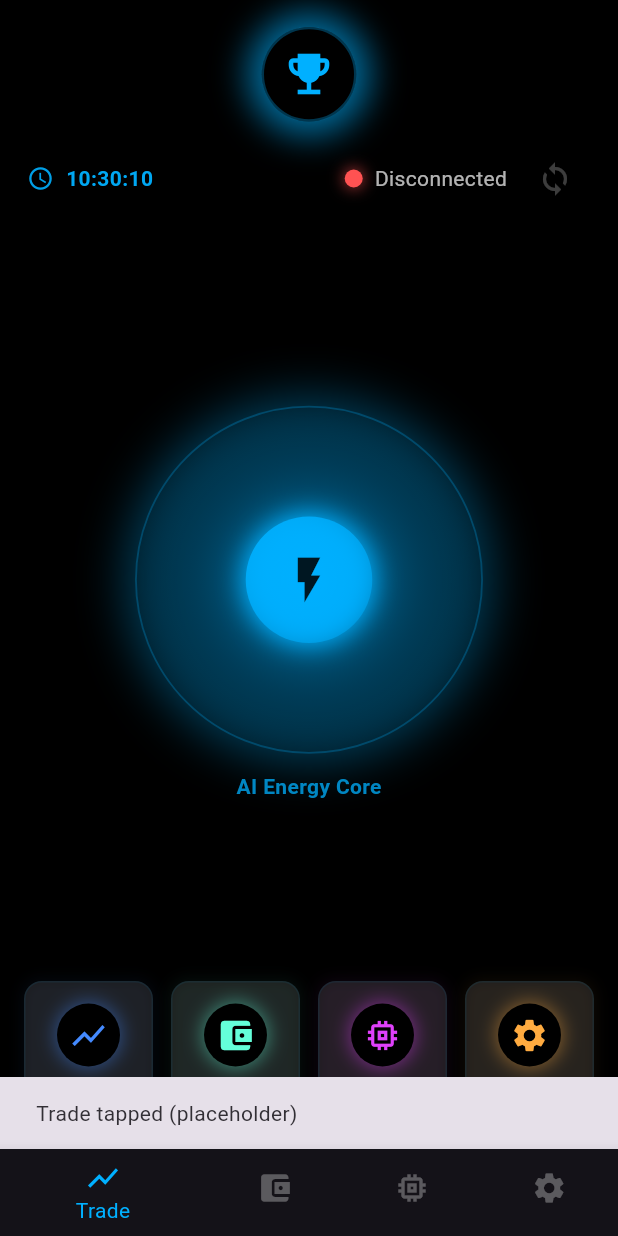
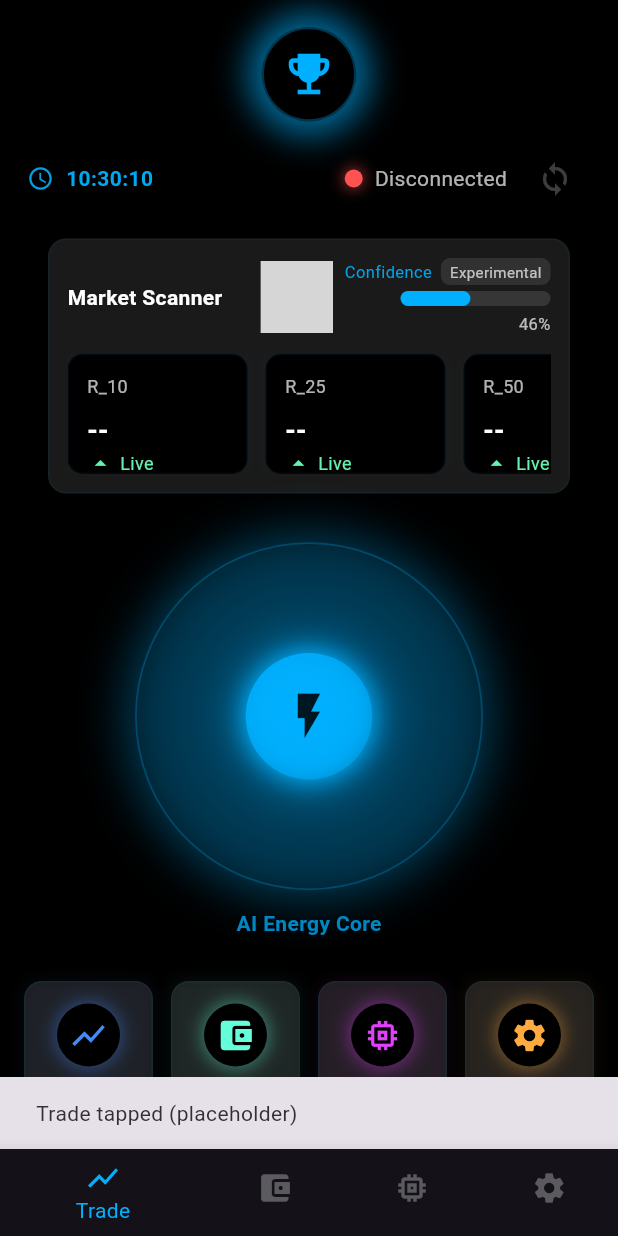
Before and after one commit to bossjayden23-del/reign-trade-ai, a Flutter app: the screen it shows after launch, after a tap on the "sync" icon, on a phone screen of 412 x 824 dp. Run offline on Flutter 3.47's test engine with Material 3 defaults, Android fonts, the phone set to English and light mode, and no system bars; network calls fail; statements that could not run were skipped; grey boxes are pictures that could not be loaded.

Commit message:
feat(app): add Deriv market scanner service, models, provider, and UI widgets (real-time ticks, reconnection, confidence meter)

```diff
--- a/app/lib/main.dart
+++ b/app/lib/main.dart
@@ -1,6 +1,8 @@
 import 'package:flutter/material.dart';
+import 'package:provider/provider.dart';
 import 'screens/home_screen.dart';
 import 'themes.dart';
+import 'providers/market_provider.dart';
 
 void main() {
   runApp(const ReignTradeApp());
@@ -11,11 +13,14 @@ class ReignTradeApp extends StatelessWidget {
 
   @override
   Widget build(BuildContext context) {
-    return MaterialApp(
-      title: 'REIGN OS V1',
-      theme: AppTheme.theme,
-      home: const HomeScreen(),
-      debugShowCheckedModeBanner: false,
+    return ChangeNotifierProvider<MarketProvider>(
+      create: (_) => MarketProvider()..init(),
+      child: MaterialApp(
+        title: 'REIGN OS V1',
+        theme: AppTheme.theme,
+        home: const HomeScreen(),
+        debugShowCheckedModeBanner: false,
+      ),
     );
   }
 }
--- /dev/null
+++ b/app/lib/models/tick.dart
@@ -0,0 +1,15 @@
+class Tick {
+  final String symbol;
+  final double price;
+  final int epoch;
+
+  Tick({required this.symbol, required this.price, required this.epoch});
+
+  factory Tick.fromMap(Map<String, dynamic> map) {
+    final symbol = map['symbol'] as String? ?? '';
+    final quote = map['quote'] as String? ?? '';
+    final price = double.tryParse(quote) ?? 0.0;
+    final epoch = map['epoch'] as int? ?? 0;
+    return Tick(symbol: symbol, price: price, epoch: epoch);
+  }
+}
--- /dev/null
+++ b/app/lib/providers/market_provider.dart
@@ -0,0 +1,52 @@
+import 'dart:developer';
+import 'dart:math';
+
+import 'package:flutter/material.dart';
+
+import '../models/tick.dart';
+import '../services/deriv_ws_service.dart';
+
+class MarketProvider extends ChangeNotifier {
+  final List<String> _symbols = ['R_10', 'R_25', 'R_50', 'R_75', 'R_100'];
+  final Map<String, Tick> _ticks = {};
+  DerivWebSocketService? _service;
+  DerivConnectionState _state = DerivConnectionState.offline;
+  double _confidence = 0.42; // placeholder
+
+  List<String> get symbols => List.unmodifiable(_symbols);
+  Map<String, Tick> get ticks => Map.unmodifiable(_ticks);
+  DerivConnectionState get state => _state;
+  double get confidence => _confidence;
+
+  void init() {
+    _service = DerivWebSocketService(symbols: _symbols, onTick: _handleTick, onStateChange: _handleState);
+    _service!.start();
+    // small periodic update to adjust experimental confidence (placeholder)
+    Future.doWhile(() async {
+      await Future.delayed(const Duration(seconds: 5));
+      _confidence = (0.4 + Random().nextDouble() * 0.6);
+      notifyListeners();
+      return true;
+    });
+  }
+
+  void disposeService() {
+    _service?.stop();
+    _service = null;
+  }
+
+  void _handleTick(Map<String, dynamic> tickMap) {
+    try {
+      final tick = Tick.fromMap(tickMap);
+      _ticks[tick.symbol] = tick;
+      notifyListeners();
+    } catch (e, st) {
+      log('Tick handling error: $e', error: e, stackTrace: st);
+    }
+  }
+
+  void _handleState(DerivConnectionState s) {
+    _state = s;
+    notifyListeners();
+  }
+}
--- a/app/lib/screens/home_screen.dart
+++ b/app/lib/screens/home_screen.dart
@@ -1,8 +1,10 @@
 import 'package:flutter/material.dart';
+
 import '../widgets/crown_logo.dart';
 import '../widgets/energy_core.dart';
 import '../widgets/status_bar.dart';
 import '../widgets/nav_card.dart';
+import '../widgets/market_panel.dart';
 
 class HomeScreen extends StatefulWidget {
   const HomeScreen({super.key});
@@ -53,7 +55,12 @@ class _HomeScreenState extends State<HomeScreen> with TickerProviderStateMixin {
               const CrownLogo(),
               const SizedBox(height: 8),
               const StatusBar(),
-              const SizedBox(height: 20),
+              const SizedBox(height: 16),
+              const Padding(
+                padding: EdgeInsets.symmetric(horizontal: 16.0),
+                child: MarketPanel(),
+              ),
+              const SizedBox(height: 16),
               const Expanded(
                 child: Center(child: EnergyCore()),
               ),
--- /dev/null
+++ b/app/lib/services/deriv_ws_service.dart
@@ -0,0 +1,130 @@
+import 'dart:async';
+import 'dart:convert';
+import 'dart:developer';
+
+import 'package:web_socket_channel/web_socket_channel.dart';
+
+typedef TickCallback = void Function(Map<String, dynamic> tickMap);
+
+enum DerivConnectionState { connecting, connected, reconnecting, offline }
+
+class DerivWebSocketService {
+  final List<String> symbols;
+  final TickCallback onTick;
+  final void Function(DerivConnectionState)? onStateChange;
+
+  WebSocketChannel? _channel;
+  DerivConnectionState _state = DerivConnectionState.offline;
+  bool _manualClose = false;
+
+  int _retryCount = 0;
+  Timer? _reconnectTimer;
+
+  DerivWebSocketService({required this.symbols, required this.onTick, this.onStateChange});
+
+  DerivConnectionState get state => _state;
+
+  void _setState(DerivConnectionState newState) {
+    _state = newState;
+    if (onStateChange != null) {
+      onStateChange!(newState);
+    }
+    log('DerivWS state: $_state');
+  }
+
+  void start() {
+    _manualClose = false;
+    _connect();
+  }
+
+  void stop() {
+    _manualClose = true;
+    _reconnectTimer?.cancel();
+    _channel?.sink.close();
+    _setState(DerivConnectionState.offline);
+  }
+
+  void _connect() {
+    _setState(_retryCount == 0 ? DerivConnectionState.connecting : DerivConnectionState.reconnecting);
+    try {
+      // Public app_id 1089 (read-only usage). Replace with your app_id if available.
+      final uri = Uri.parse('wss://ws.binaryws.com/websockets/v3?app_id=1089');
+      _channel = WebSocketChannel.connect(uri);
+      _channel!.stream.listen(_onMessage, onError: _onError, onDone: _onDone, cancelOnError: true);
+
+      // After small delay ensure connection established before subscribing
+      Future.delayed(const Duration(milliseconds: 400), () {
+        _subscribeAll();
+      });
+
+      _retryCount = 0;
+      _setState(DerivConnectionState.connected);
+      log('Connected to Deriv WebSocket');
+    } catch (e, st) {
+      log('Connection error: $e', error: e, stackTrace: st);
+      _handleReconnect();
+    }
+  }
+
+  void _onMessage(dynamic message) {
+    try {
+      final data = json.decode(message as String) as Map<String, dynamic>;
+      if (data.containsKey('tick')) {
+        final tick = data['tick'] as Map<String, dynamic>;
+        onTick(tick);
+      } else if (data.containsKey('error')) {
+        log('Deriv error: ${data['error']}');
+      } else {
+        // ignore other messages
+      }
+    } catch (e, st) {
+      log('Message parse error: $e', error: e, stackTrace: st);
+    }
+  }
+
+  void _onError(dynamic error) {
+    log('WebSocket error: $error');
+    _handleReconnect();
+  }
+
+  void _onDone() {
+    log('WebSocket connection closed');
+    if (!_manualClose) {
+      _handleReconnect();
+    } else {
+      _setState(DerivConnectionState.offline);
+    }
+  }
+
+  void _handleReconnect() {
+    _retryCount += 1;
+    _setState(DerivConnectionState.reconnecting);
+    final delaySeconds = _computeBackoff(_retryCount);
+    log('Reconnecting in ${delaySeconds}s (attempt $_retryCount)');
+    _reconnectTimer?.cancel();
+    _reconnectTimer = Timer(Duration(seconds: delaySeconds), () {
+      if (!_manualClose) {
+        _connect();
+      }
+    });
+  }
+
+  int _computeBackoff(int attempt) {
+    final max = 64;
+    final base = 1 << (attempt - 1);
+    final val = base < max ? base : max;
+    // jitter +-25%
+    final jitter = (val * 0.25).toInt();
+    final rnd = val - jitter + (DateTime.now().millisecondsSinceEpoch % (jitter * 2 + 1));
+    return rnd;
+  }
+
+  void _subscribeAll() {
+    if (_channel == null) return;
+    for (final s in symbols) {
+      final msg = json.encode({'ticks': s, 'subscribe': 1});
+      _channel!.sink.add(msg);
+      log('Subscribed to $s');
+    }
+  }
+}
--- /dev/null
+++ b/app/lib/widgets/confidence_meter.dart
@@ -0,0 +1,37 @@
+import 'package:flutter/material.dart';
+
+class ConfidenceMeter extends StatelessWidget {
+  final double value; // 0.0 - 1.0
+
+  const ConfidenceMeter({required this.value, super.key});
+
+  @override
+  Widget build(BuildContext context) {
+    final pct = (value * 100).toInt();
+    return Column(
+      crossAxisAlignment: CrossAxisAlignment.end,
+      children: [
+        Row(
+          children: [
+            Text('Confidence', style: TextStyle(color: Theme.of(context).primaryColor.withOpacity(0.9), fontSize: 11)),
+            const SizedBox(width: 6),
+            Container(
+              padding: const EdgeInsets.symmetric(horizontal: 6, vertical: 2),
+              decoration: BoxDecoration(color: Colors.white10, borderRadius: BorderRadius.circular(6)),
+              child: const Text('Experimental', style: TextStyle(color: Colors.white70, fontSize: 10)),
+            ),
+          ],
+        ),
+        const SizedBox(height: 4),
+        Stack(
+          children: [
+            Container(width: 100, height: 10, decoration: BoxDecoration(color: Colors.white12, borderRadius: BorderRadius.circular(6))),
+            Container(width: (value.clamp(0.0, 1.0) * 100).toDouble(), height: 10, decoration: BoxDecoration(color: Theme.of(context).primaryColor, borderRadius: BorderRadius.circular(6))),
+          ],
+        ),
+        const SizedBox(height: 4),
+        Text('$pct%', style: const TextStyle(color: Colors.white70, fontSize: 11)),
+      ],
+    );
+  }
+}
--- /dev/null
+++ b/app/lib/widgets/market_panel.dart
@@ -0,0 +1,123 @@
+import 'package:flutter/material.dart';
+import 'package:provider/provider.dart';
+
+import '../providers/market_provider.dart';
+import 'confidence_meter.dart';
+
+class MarketPanel extends StatelessWidget {
+  const MarketPanel({super.key});
+
+  @override
+  Widget build(BuildContext context) {
+    final provider = Provider.of<MarketProvider>(context);
+    return Container(
+      margin: const EdgeInsets.symmetric(horizontal: 16.0),
+      padding: const EdgeInsets.all(12.0),
+      decoration: BoxDecoration(
+        color: Colors.white10,
+        borderRadius: BorderRadius.circular(12),
+        border: Border.all(color: Theme.of(context).primaryColor.withOpacity(0.06)),
+      ),
+      child: Column(
+        children: [
+          Row(
+            mainAxisAlignment: MainAxisAlignment.spaceBetween,
+            children: [
+              const Text('Market Scanner', style: TextStyle(color: Colors.white, fontWeight: FontWeight.bold)),
+              Row(
+                children: [
+                  _buildConnectionBadge(provider.state),
+                  const SizedBox(width: 8),
+                  ConfidenceMeter(value: provider.confidence),
+                ],
+              ),
+            ],
+          ),
+          const SizedBox(height: 12),
+          SizedBox(
+            height: 80,
+            child: ListView.separated(
+              scrollDirection: Axis.horizontal,
+              itemCount: provider.symbols.length,
+              separatorBuilder: (_, __) => const SizedBox(width: 12),
+              itemBuilder: (context, index) {
+                final symbol = provider.symbols[index];
+                final tick = provider.ticks[symbol];
+                final priceStr = tick != null ? tick.price.toStringAsFixed(2) : '--';
+                return _MarketCard(symbol: symbol, price: priceStr);
+              },
+            ),
+          ),
+        ],
+      ),
+    );
+  }
+
+  Widget _buildConnectionBadge(DerivConnectionState state) {
+    Color color;
+    String label;
+    switch (state) {
+      case DerivConnectionState.connecting:
+        color = Colors.orangeAccent;
+        label = 'Connecting';
+        break;
+      case DerivConnectionState.connected:
+        color = Colors.greenAccent;
+        label = 'Connected';
+        break;
+      case DerivConnectionState.reconnecting:
+        color = Colors.yellowAccent;
+        label = 'Reconnecting';
+        break;
+      case DerivConnectionState.offline:
+      default:
+        color = Colors.redAccent;
+        label = 'Offline';
+        break;
+    }
+    return Row(
+      children: [
+        Container(width: 10, height: 10, decoration: BoxDecoration(color: color, shape: BoxShape.circle)),
+        const SizedBox(width: 6),
+        Text(label, style: const TextStyle(color: Colors.white70)),
+      ],
+    );
+  }
+}
+
+class _MarketCard extends StatelessWidget {
+  final String symbol;
+  final String price;
+
+  const _MarketCard({required this.symbol, required this.price, super.key});
+
+  @override
+  Widget build(BuildContext context) {
+    return Container(
+      width: 120,
+      padding: const EdgeInsets.all(12),
+      decoration: BoxDecoration(
+        color: Colors.black,
+        borderRadius: BorderRadius.circular(10),
+        border: Border.all(color: Theme.of(context).primaryColor.withOpacity(0.06)),
+        boxShadow: [BoxShadow(color: Theme.of(context).primaryColor.withOpacity(0.03), blurRadius: 6)],
+      ),
+      child: Column(
+        crossAxisAlignment: CrossAxisAlignment.start,
+        children: [
+          Text(symbol, style: const TextStyle(color: Colors.white70, fontSize: 12)),
+          const SizedBox(height: 8),
+          Text(price, style: const TextStyle(color: Colors.white, fontSize: 18, fontWeight: FontWeight.bold)),
+          const Spacer(),
+          Row(
+            children: const [
+              Icon(Icons.arrow_drop_up, color: Colors.greenAccent, size: 18),
+              SizedBox(width: 4),
+              Text('Live', style: TextStyle(color: Colors.greenAccent, fontSize: 12)),
+            ],
+          ),
+        ],
+      ),
+    );
+  }
+}
--- a/app/pubspec.yaml
+++ b/app/pubspec.yaml
@@ -8,6 +8,8 @@ environment:
 dependencies:
   flutter:
     sdk: flutter
+  web_socket_channel: ^2.2.0
+  provider: ^6.0.5
 
 flutter:
   uses-material-design: true
```
